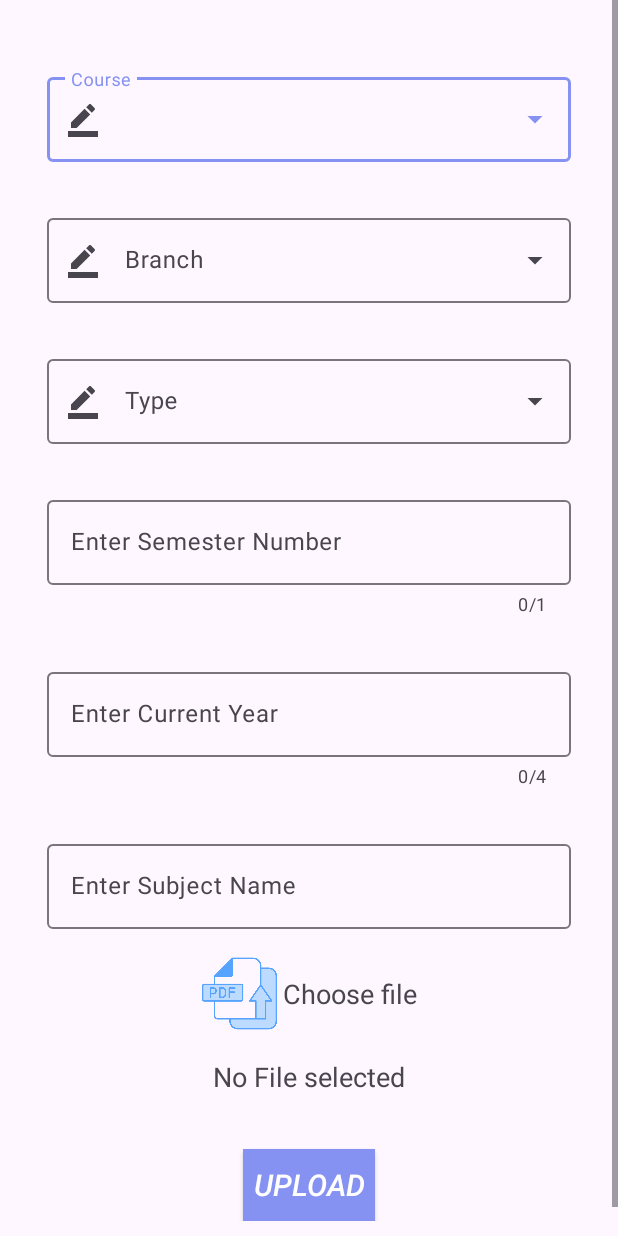
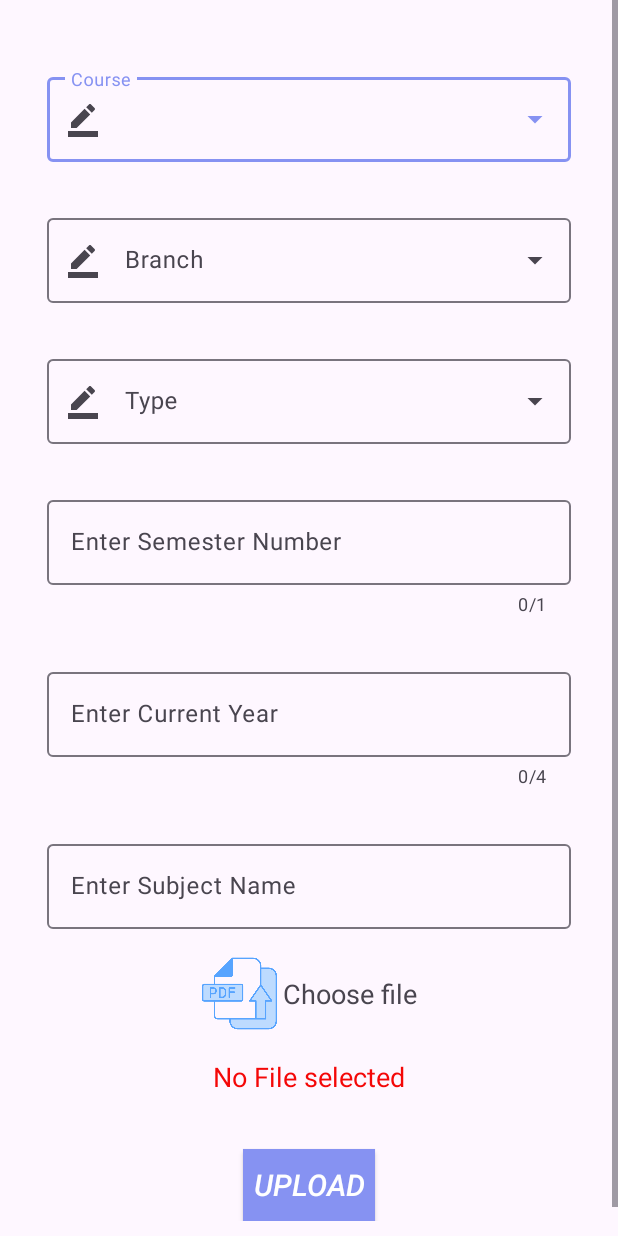
Before and after one commit to Ehtisham-Umar-Ansari/PYQ-s-LU, an Android app: the UploadPYQActivity screen opened directly, with no data from a screen before it, on a phone screen of 412 x 824 dp. Run offline under Robolectric (Android 15) with nearby library versions, the phone set to English and light mode, and no system bars; our stand-ins replace Firebase (no records; nobody signed in at launch, a user with empty details on screens opened directly).

Commit message:
First ever Commit: Changes made : dark mode crash partly fixed, No empty posting, upload pdf problem fixed.

```diff
--- a/app/src/main/java/com/example/eadevelops/pyqslu/fragments/bottom_nav/HomeFragment.kt
+++ b/app/src/main/java/com/example/eadevelops/pyqslu/fragments/bottom_nav/HomeFragment.kt
@@ -4,6 +4,7 @@ import android.os.Bundle
 import android.view.LayoutInflater
 import android.view.View
 import android.view.ViewGroup
+import android.widget.Toast
 import androidx.fragment.app.Fragment
 import androidx.recyclerview.widget.LinearLayoutManager
 import com.example.eadevelops.pyqslu.adapters.PostItemAdapterOne
@@ -43,6 +44,8 @@ class HomeFragment : Fragment() {
             postList.sortBy { it.time }
             postList.reverse()
             adapter.notifyDataSetChanged()
+        }.addOnFailureListener {
+            Toast.makeText(requireContext(), it.localizedMessage?.toString(), Toast.LENGTH_LONG).show()
         }
 
         return binding.root
--- a/app/src/main/res/layout/activity_upload_pyqactivity.xml
+++ b/app/src/main/res/layout/activity_upload_pyqactivity.xml
@@ -6,6 +6,10 @@
     android:layout_width="match_parent"
     android:layout_height="match_parent"
     tools:context=".activities.UploadPYQActivity">
+
+    <androidx.constraintlayout.widget.ConstraintLayout
+        android:layout_width="match_parent"
+        android:layout_height="wrap_content">
 
         <LinearLayout
             android:id="@+id/linearLayoutQues"
@@ -18,7 +22,8 @@
             android:paddingBottom="30dp"
             app:layout_constraintTop_toTopOf="parent"
             app:layout_constraintBottom_toBottomOf="parent"
-        tools:layout_editor_absoluteX="15dp">
+            app:layout_constraintLeft_toLeftOf="parent"
+            app:layout_constraintRight_toRightOf="parent">
 
             <com.google.android.material.textfield.TextInputLayout
                 android:id="@+id/num_ques_TIL"
@@ -160,6 +165,7 @@
                 android:layout_width="match_parent"
                 android:layout_height="wrap_content"
                 android:text="@string/no_file_selected"
+                android:textColor="@color/red"
                 android:textSize="18sp"
                 android:layout_margin="16dp"
                 android:gravity="center"/>
@@ -178,4 +184,17 @@
 
         </LinearLayout>
 
+        <ProgressBar
+            android:id="@+id/progress_bar"
+            android:layout_width="wrap_content"
+            android:layout_height="wrap_content"
+            android:visibility="invisible"
+            app:layout_constraintTop_toTopOf="parent"
+            app:layout_constraintBottom_toBottomOf="parent"
+            app:layout_constraintLeft_toLeftOf="parent"
+            app:layout_constraintRight_toRightOf="parent"/>
+
+
+    </androidx.constraintlayout.widget.ConstraintLayout>
+
 </ScrollView>
--- a/app/src/main/res/values-night/themes.xml
+++ b/app/src/main/res/values-night/themes.xml
@@ -1,16 +1,18 @@
 <resources xmlns:tools="http://schemas.android.com/tools">
     <!-- Base application theme. -->
     <style name="Theme.PYQsLU" parent="Theme.MaterialComponents.DayNight.DarkActionBar">
+        <item name="windowActionBar">false</item>
+        <item name="windowNoTitle">true</item>
         <!-- Primary brand color. -->
-        <item name="colorPrimary">@color/purple_200</item>
-        <item name="colorPrimaryVariant">@color/purple_700</item>
-        <item name="colorOnPrimary">@color/black</item>
+        <item name="colorPrimary">@color/lavender</item>
+        <item name="colorPrimaryVariant">@color/blue</item>
+        <item name="colorOnPrimary">@color/white</item>
         <!-- Secondary brand color. -->
         <item name="colorSecondary">@color/teal_200</item>
-        <item name="colorSecondaryVariant">@color/teal_200</item>
+        <item name="colorSecondaryVariant">@color/teal_700</item>
         <item name="colorOnSecondary">@color/black</item>
         <!-- Status bar color. -->
-        <item name="android:statusBarColor">?attr/colorPrimaryVariant</item>
+        <item name="android:statusBarColor">@android:color/transparent</item>
         <!-- Customize your theme here. -->
     </style>
 </resources>
--- a/app/src/main/res/values/colors.xml
+++ b/app/src/main/res/values/colors.xml
@@ -10,4 +10,5 @@
     <color name="blue">#365f7c</color>
     <color name="lavender">#8692f2</color>
     <color name="green">#07F41E</color>
+    <color name="red">#F40707</color>
 </resources>
--- a/app/src/main/res/values/strings.xml
+++ b/app/src/main/res/values/strings.xml
@@ -73,14 +73,14 @@
     <string-array name="Course">
         <item>BBA </item>
         <item>BCA </item>
-        <item>B.Pharma </item>
-        <item>B.Tech </item>
+        <item>B Pharma </item>
+        <item>B Tech </item>
         <item>MBA </item>
     </string-array>
 
     <string-array name="Branch">
         <item>Not Applicable </item>
-        <item>A.I. Engineering </item>
+        <item>A I Engineering </item>
         <item>Civil Engineering </item>
         <item>Computer Science Engineering </item>
         <item>Electrical Engineering </item>
@@ -88,9 +88,9 @@
     </string-array>
 
     <string-array name="Type">
-        <item>Mid_Sem-1 </item>
-        <item>Mid_Sem-2 </item>
-        <item>Make_Up Exam </item>
-        <item>End_Sem </item>
+        <item>Mid Sem-1 </item>
+        <item>Mid Sem-2 </item>
+        <item>Make Up Exam </item>
+        <item>End Sem </item>
     </string-array>
 </resources>
--- a/app/src/main/res/values/themes.xml
+++ b/app/src/main/res/values/themes.xml
@@ -1,6 +1,8 @@
 <resources xmlns:tools="http://schemas.android.com/tools">
     <!-- Base application theme. -->
     <style name="Theme.PYQsLU" parent="Theme.Material3.DayNight.NoActionBar">
+        <item name="windowActionBar">false</item>
+        <item name="windowNoTitle">true</item>
         <!-- Primary brand color. -->
         <item name="colorPrimary">@color/lavender</item>
         <item name="colorPrimaryVariant">@color/blue</item>
```
Also changed, not shown: app/src/main/java/com/example/eadevelops/pyqslu/activities/GeneralPostActivity.kt (+12 -3 lines), app/src/main/java/com/example/eadevelops/pyqslu/activities/NoticeActivity.kt (+10 -0 lines), app/src/main/java/com/example/eadevelops/pyqslu/activities/UploadPYQActivity.kt (+21 -2 lines), app/src/main/java/com/example/eadevelops/pyqslu/fragments/bottom_nav/NoticeFragment.kt (+3 -4 lines), app/src/main/res/layout/activity_general_post.xml (+10 -0 lines), app/src/main/res/layout/activity_notice.xml (+11 -1 lines), app/src/main/res/layout/post_items.xml (+20 -10 lines). Lines whose indentation alone changed are shown as unchanged.
